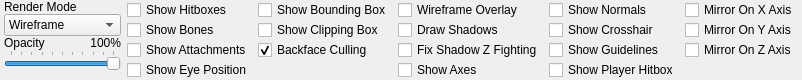
SamVanheer/HalfLifeAssetManager, file src/hlam/plugins/halflife/studiomodel/ui/dockpanels/ModelDisplayPanel.ui: the form before one commit.
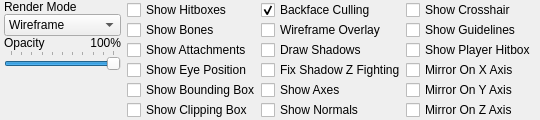
The form after the commit.

Commit message: Reduce width of Model Display panel

```diff
--- a/src/hlam/plugins/halflife/studiomodel/ui/dockpanels/ModelDisplayPanel.ui
+++ b/src/hlam/plugins/halflife/studiomodel/ui/dockpanels/ModelDisplayPanel.ui
@@ -6,14 +6,17 @@
    <rect>
     <x>0</x>
     <y>0</y>
-    <width>727</width>
-    <height>75</height>
+    <width>486</width>
+    <height>104</height>
    </rect>
   </property>
   <property name="windowTitle">
    <string>Form</string>
   </property>
   <layout class="QHBoxLayout" name="horizontalLayout">
+   <property name="spacing">
+    <number>0</number>
+   </property>
    <property name="sizeConstraint">
     <enum>QLayout::SetFixedSize</enum>
    </property>
@@ -164,6 +167,22 @@
      </item>
     </layout>
    </item>
+   <item>
+    <spacer name="horizontalSpacer">
+     <property name="orientation">
+      <enum>Qt::Horizontal</enum>
+     </property>
+     <property name="sizeType">
+      <enum>QSizePolicy::Fixed</enum>
+     </property>
+     <property name="sizeHint" stdset="0">
+      <size>
+       <width>6</width>
+       <height>20</height>
+      </size>
+     </property>
+    </spacer>
+   </item>
    <item>
     <layout class="QVBoxLayout" name="verticalLayout_2">
      <property name="spacing">
@@ -201,29 +220,6 @@
       </widget>
      </item>
      <item>
-      <spacer name="verticalSpacer_3">
-       <property name="orientation">
-        <enum>Qt::Vertical</enum>
-       </property>
-       <property name="sizeHint" stdset="0">
-        <size>
-         <width>20</width>
-         <height>0</height>
-        </size>
-       </property>
-      </spacer>
-     </item>
-    </layout>
-   </item>
-   <item>
-    <layout class="QVBoxLayout" name="verticalLayout_3">
-     <property name="spacing">
-      <number>0</number>
-     </property>
-     <property name="leftMargin">
-      <number>0</number>
-     </property>
-     <item>
       <widget class="QCheckBox" name="ShowBBox">
        <property name="text">
         <string>Show Bounding Box</string>
@@ -238,6 +234,29 @@
       </widget>
      </item>
      <item>
+      <spacer name="verticalSpacer_3">
+       <property name="orientation">
+        <enum>Qt::Vertical</enum>
+       </property>
+       <property name="sizeHint" stdset="0">
+        <size>
+         <width>20</width>
+         <height>0</height>
+        </size>
+       </property>
+      </spacer>
+     </item>
+    </layout>
+   </item>
+   <item>
+    <layout class="QVBoxLayout" name="verticalLayout_5">
+     <property name="spacing">
+      <number>0</number>
+     </property>
+     <property name="leftMargin">
+      <number>0</number>
+     </property>
+     <item>
       <widget class="QCheckBox" name="BackfaceCulling">
        <property name="text">
         <string>Backface Culling</string>
@@ -248,29 +267,6 @@
       </widget>
      </item>
      <item>
-      <spacer name="verticalSpacer_7">
-       <property name="orientation">
-        <enum>Qt::Vertical</enum>
-       </property>
-       <property name="sizeHint" stdset="0">
-        <size>
-         <width>20</width>
-         <height>0</height>
-        </size>
-       </property>
-      </spacer>
-     </item>
-    </layout>
-   </item>
-   <item>
-    <layout class="QVBoxLayout" name="verticalLayout_5">
-     <property name="spacing">
-      <number>0</number>
-     </property>
-     <property name="leftMargin">
-      <number>0</number>
-     </property>
-     <item>
       <widget class="QCheckBox" name="WireframeOverlay">
        <property name="text">
         <string>Wireframe Overlay</string>
@@ -299,29 +295,6 @@
       </widget>
      </item>
      <item>
-      <spacer name="verticalSpacer_9">
-       <property name="orientation">
-        <enum>Qt::Vertical</enum>
-       </property>
-       <property name="sizeHint" stdset="0">
-        <size>
-         <width>20</width>
-         <height>0</height>
-        </size>
-       </property>
-      </spacer>
-     </item>
-    </layout>
-   </item>
-   <item>
-    <layout class="QVBoxLayout" name="verticalLayout_6">
-     <property name="spacing">
-      <number>0</number>
-     </property>
-     <property name="leftMargin">
-      <number>0</number>
-     </property>
-     <item>
       <widget class="QCheckBox" name="ShowNormals">
        <property name="text">
         <string>Show Normals</string>
@@ -329,6 +302,29 @@
       </widget>
      </item>
      <item>
+      <spacer name="verticalSpacer_9">
+       <property name="orientation">
+        <enum>Qt::Vertical</enum>
+       </property>
+       <property name="sizeHint" stdset="0">
+        <size>
+         <width>20</width>
+         <height>0</height>
+        </size>
+       </property>
+      </spacer>
+     </item>
+    </layout>
+   </item>
+   <item>
+    <layout class="QVBoxLayout" name="verticalLayout_6">
+     <property name="spacing">
+      <number>0</number>
+     </property>
+     <property name="leftMargin">
+      <number>0</number>
+     </property>
+     <item>
       <widget class="QCheckBox" name="ShowCrosshair">
        <property name="text">
         <string>Show Crosshair</string>
@@ -350,29 +346,6 @@
       </widget>
      </item>
      <item>
-      <spacer name="verticalSpacer_8">
-       <property name="orientation">
-        <enum>Qt::Vertical</enum>
-       </property>
-       <property name="sizeHint" stdset="0">
-        <size>
-         <width>20</width>
-         <height>0</height>
-        </size>
-       </property>
-      </spacer>
-     </item>
-    </layout>
-   </item>
-   <item>
-    <layout class="QVBoxLayout" name="verticalLayout_7">
-     <property name="spacing">
-      <number>0</number>
-     </property>
-     <property name="leftMargin">
-      <number>0</number>
-     </property>
-     <item>
       <widget class="QCheckBox" name="MirrorOnXAxis">
        <property name="text">
         <string>Mirror On X Axis</string>
@@ -394,7 +367,7 @@
       </widget>
      </item>
      <item>
-      <spacer name="verticalSpacer_5">
+      <spacer name="verticalSpacer_8">
        <property name="orientation">
         <enum>Qt::Vertical</enum>
        </property>
```
